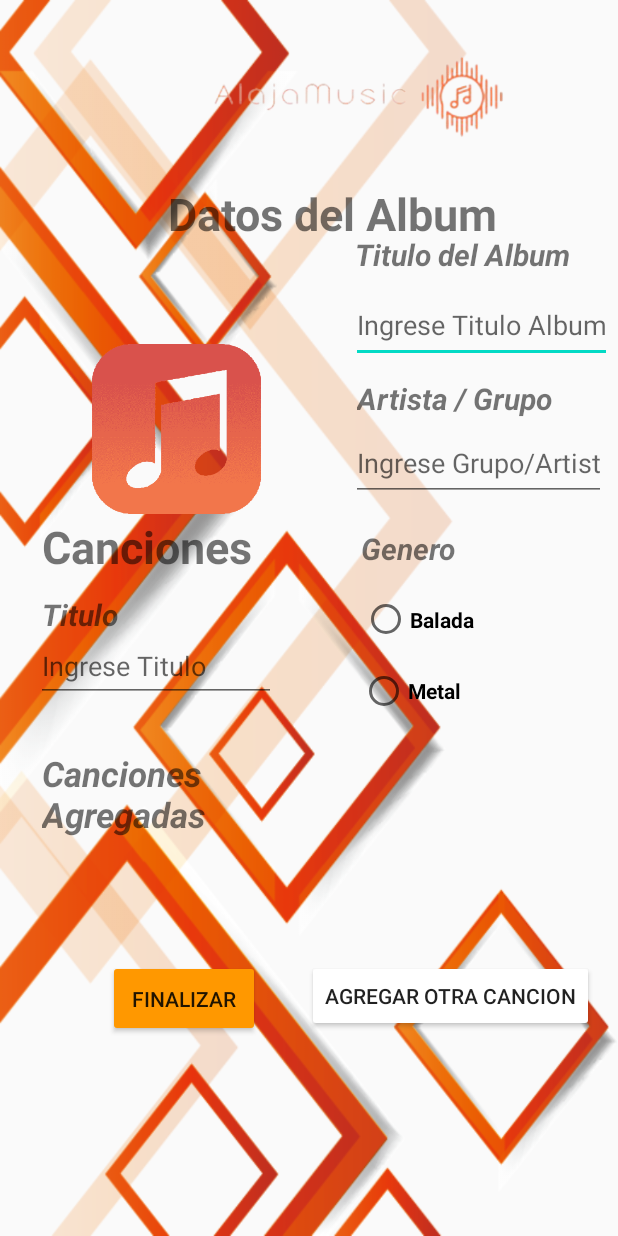
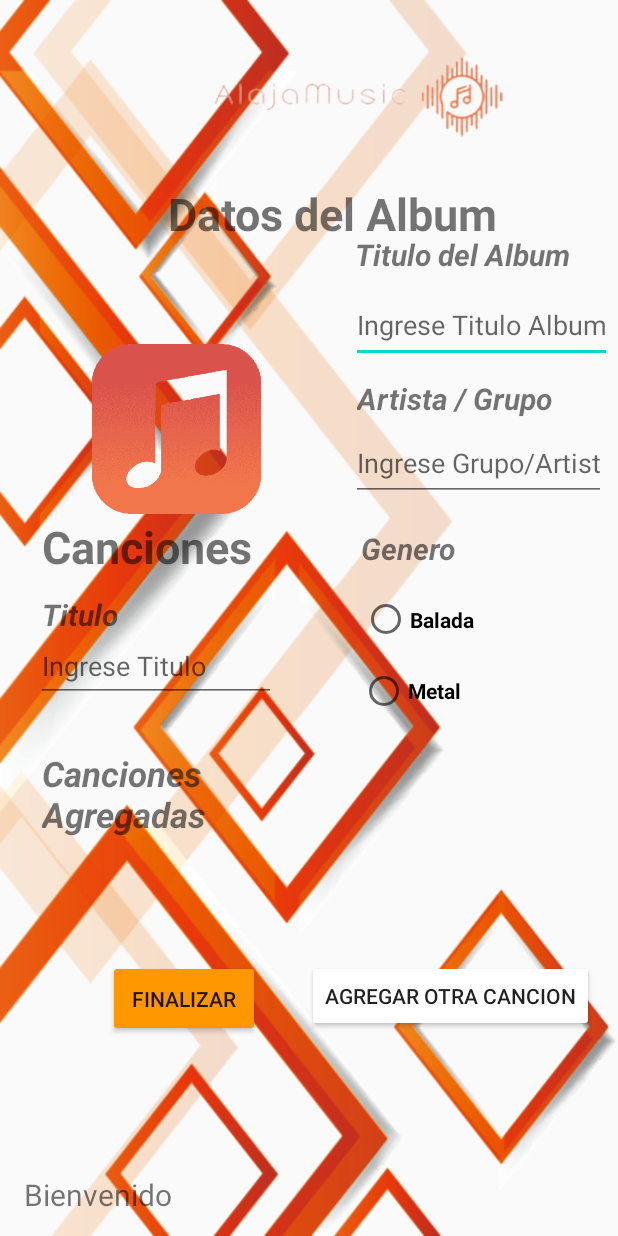
Before and after one commit to williamtocto/alaja_music, an Android app: the Login screen opened directly, with no data from a screen before it, after a tap on an icon or button, on a phone screen of 412 x 824 dp. Run offline under Robolectric (Android 15) with nearby library versions, the phone set to English and light mode, and no system bars.

Commit message:
Pasar un mensaje de un activity a otro

```diff
--- a/app/src/main/java/com/example/alaja_music/Agregar_Album.java
+++ b/app/src/main/java/com/example/alaja_music/Agregar_Album.java
@@ -4,14 +4,21 @@ import android.content.Intent;
 import android.support.v7.app.AppCompatActivity;
 import android.os.Bundle;
 import android.view.View;
+import android.widget.TextView;
 
 public class Agregar_Album extends AppCompatActivity {
+
+    private TextView text;
 
     @Override
     protected void onCreate(Bundle savedInstanceState) {
         super.onCreate(savedInstanceState);
         setContentView(R.layout.activity_agregar_album);
+        text=(TextView) findViewById(R.id.mensaje);
+        String dato=getIntent().getStringExtra("msj");
+        text.setText( "Bienvenido "+dato);
     }
+
 
 
     public void playListV(View playList){
--- a/app/src/main/java/com/example/alaja_music/Login.java
+++ b/app/src/main/java/com/example/alaja_music/Login.java
@@ -8,18 +8,22 @@ import android.view.View;
 
 public class Login extends AppCompatActivity {
 
-
+    private EditText mensaje1;
     //EditText txt_contraseña= (EditText)findViewById(R.id.txt_contraseña);
     @Override
     protected void onCreate(Bundle savedInstanceState) {
         super.onCreate(savedInstanceState);
         setContentView(R.layout.activity_login);
+        mensaje1= (EditText) findViewById(R.id.txt_usuario);
     }
 
     public void album(View album){
         Intent window_album= new Intent(this, Agregar_Album.class);
+        window_album.putExtra("msj",mensaje1.getText().toString());
         startActivity(window_album);
     }
 
 
+
+
 }
--- a/app/src/main/res/layout/activity_agregar_album.xml
+++ b/app/src/main/res/layout/activity_agregar_album.xml
@@ -196,4 +196,16 @@
         app:layout_constraintEnd_toEndOf="parent"
         app:layout_constraintTop_toTopOf="parent" />
 
+    <TextView
+        android:id="@+id/mensaje"
+        android:layout_width="252dp"
+        android:layout_height="35dp"
+        android:textSize="20sp"
+        app:layout_constraintBottom_toBottomOf="parent"
+        app:layout_constraintEnd_toEndOf="parent"
+        app:layout_constraintHorizontal_bias="0.1"
+        app:layout_constraintStart_toStartOf="parent"
+        app:layout_constraintTop_toTopOf="parent"
+        app:layout_constraintVertical_bias="0.992" />
+
 </android.support.constraint.ConstraintLayout>
```
Also changed, not shown: app/src/main/java/com/example/alaja_music/SignUp.java (+7 -0 lines).
